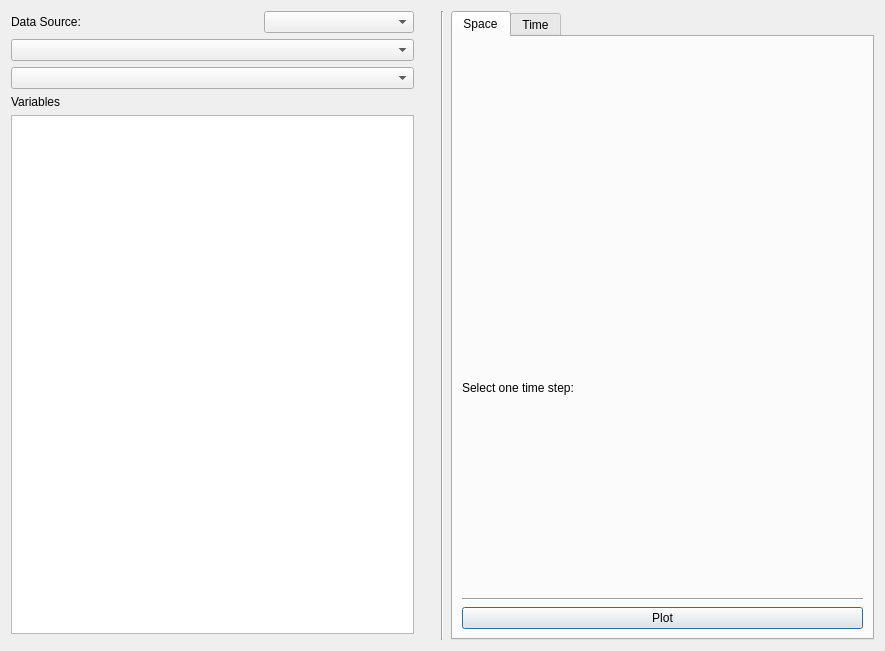
StasJ/vapor-formatted, file apps/vaporgui/plotWindow.ui: the form before one commit.
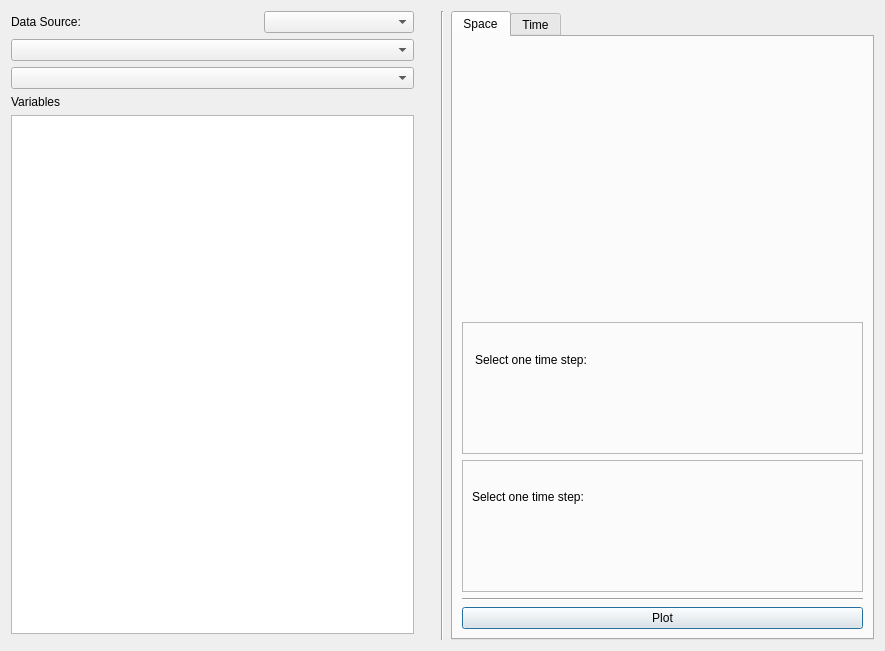
The form after the commit. Custom widgets are drawn as their Qt base class.

```diff
--- a/apps/vaporgui/plotWindow.ui
+++ b/apps/vaporgui/plotWindow.ui
@@ -127,21 +127,72 @@
           <widget class="QSinglePoint" name="spaceTabP2" native="true"/>
          </item>
          <item>
-          <layout class="QHBoxLayout" name="MinTimeLayout">
-           <property name="spacing">
-            <number>0</number>
+          <widget class="QFrame" name="timeStepSelectorFrame">
+           <property name="frameShape">
+            <enum>QFrame::StyledPanel</enum>
            </property>
-           <item>
-            <widget class="QLabel" name="TimeStepLabel">
-             <property name="text">
-              <string>Select one time step:</string>
-             </property>
-            </widget>
-           </item>
-          </layout>
+           <property name="frameShadow">
+            <enum>QFrame::Raised</enum>
+           </property>
+           <property name="lineWidth">
+            <number>1</number>
+           </property>
+           <layout class="QVBoxLayout" name="verticalLayout_3">
+            <property name="spacing">
+             <number>-1</number>
+            </property>
+            <property name="leftMargin">
+             <number>12</number>
+            </property>
+            <property name="topMargin">
+             <number>12</number>
+            </property>
+            <property name="rightMargin">
+             <number>12</number>
+            </property>
+            <property name="bottomMargin">
+             <number>12</number>
+            </property>
+            <item>
+             <widget class="QLabel" name="timeStepLabel">
+              <property name="text">
+               <string>Select one time step:</string>
+              </property>
+             </widget>
+            </item>
+            <item>
+             <widget class="QSliderEdit" name="spaceTabTimeSelector" native="true"/>
+            </item>
+           </layout>
+          </widget>
          </item>
          <item>
-          <widget class="QSliderEdit" name="spaceTabTimeSelector" native="true"/>
+          <widget class="QFrame" name="numOfSamplesFrame">
+           <property name="frameShape">
+            <enum>QFrame::StyledPanel</enum>
+           </property>
+           <property name="frameShadow">
+            <enum>QFrame::Plain</enum>
+           </property>
+           <layout class="QVBoxLayout" name="verticalLayout_6">
+            <item>
+             <widget class="QLabel" name="numOfSamplesLabel">
+              <property name="frameShape">
+               <enum>QFrame::NoFrame</enum>
+              </property>
+              <property name="frameShadow">
+               <enum>QFrame::Plain</enum>
+              </property>
+              <property name="text">
+               <string>Select one time step:</string>
+              </property>
+             </widget>
+            </item>
+            <item>
+             <widget class="QSliderEdit" name="widget" native="true"/>
+            </item>
+           </layout>
+          </widget>
          </item>
          <item>
           <widget class="Line" name="line_3">
```
